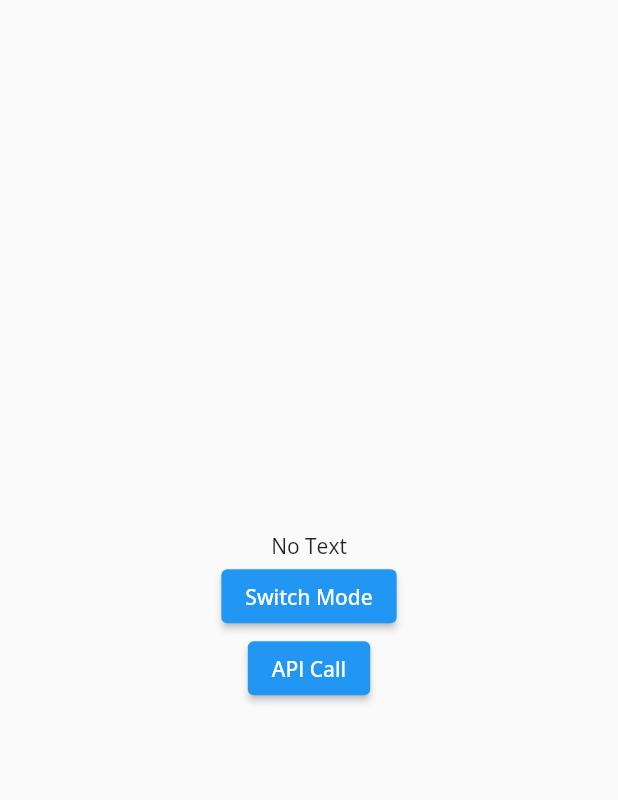
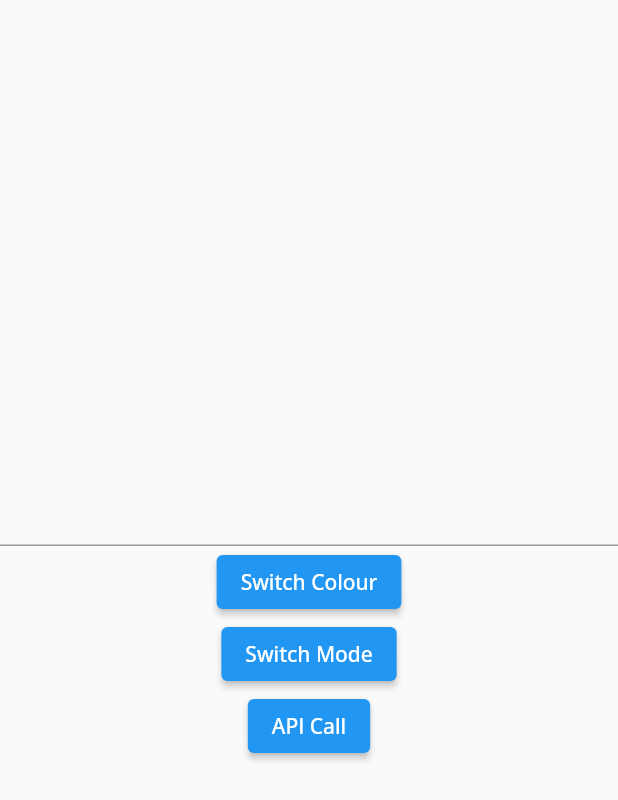
Before and after one commit to hadiyaaamir/khulasa, a Flutter app: the ApiCall screen opened directly, on a phone screen of 412 x 824 dp. Shown: the top 800 px of the screen. Run offline on Flutter 3.47's test engine with Material 2 defaults, Android fonts, the phone set to English and light mode, and no system bars; our stand-ins replace cloud_firestore, firebase_core, flutter_tts, google_fonts; missing offline and left inert: dart:ffi; accounts and stored records are empty; network calls fail.

Commit message:
refining + implementing colour themes

```diff
--- a/lib/Controllers/darkMode.dart
+++ b/lib/Controllers/darkMode.dart
@@ -4,96 +4,41 @@ import 'package:khulasa/constants/colors.dart';
 
 class DarkMode extends ChangeNotifier {
   bool isDarkMode = true;
-  //BLUE
-  // final ColorTheme _darkMode = ColorTheme(
-  //   background: darkBlue,
-  //   primary: lightBlue,
-  //   secondary: blue,
-  //   text: white,
-  //   text2: grey,
-  //   caution: red,
-  // );
 
-  // final ColorTheme _lightMode = ColorTheme(
-  //   background: white,
-  //   primary: veryLightBlue,
-  //   secondary: thoraBlue,
-  //   text: kumDarkBlue,
-  //   text2: lightGrey,
-  //   caution: red,
-  // );
+  final Map<String, ColorTheme> _lightMode = {
+    'green': greenLightMode,
+    'blue': blueLightMode,
+    'orange': orangeLightMode,
+    'neutral': neutralLightMode,
+  };
 
+  final Map<String, ColorTheme> _darkMode = {
+    'green': greenDarkMode,
+    'blue': blueDarkMode,
+    'orange': orangeDarkMode,
+    'neutral': neutralDarkMode,
+  };
 
-  //GREEN
-final ColorTheme _darkMode = ColorTheme(
-    background: darkBlue,
-    primary: lightDarkGreen,
-    secondary: darkGreen,
-    text: white,
-    text2: grey,
-    caution: red,
-  );
+  String _theme = 'green';
+  set theme(String t) {
+    _theme = t;
+    notifyListeners();
+  }
 
-  final ColorTheme _lightMode = ColorTheme(
-    background: white,
-    primary: darkLightGreen,
-    secondary: lightGreen,
-    text: veryDarkGreen,
-    text2: lightGrey,
-    caution: red,
-  );
-  //ORANGE
-  // final ColorTheme _darkMode = ColorTheme(
-  //   background: darkBlue,
-  //   primary: lightDarkOrange,
-  //   secondary: darkOrange,
-  //   text: white,
-  //   text2: grey,
-  //   caution: red,
-  // );
-
-  // final ColorTheme _lightMode = ColorTheme(
-  //   background: white,
-  //   primary: lightOrange,
-  //   secondary: darkLightOrange,
-  //   text: veryDarkOrange,
-  //   text2: lightGrey,
-  //   caution: red,
-  // );
-
-  //NEUTRAL
-  // final ColorTheme _darkMode = ColorTheme(
-  //   background: darkBlue,
-  //   primary: lightDarkBrown,
-  //   secondary: darkBrown,
-  //   text: white,
-  //   text2: grey,
-  //   caution: red,
-  // );
-
-  // final ColorTheme _lightMode = ColorTheme(
-  //   background: white,
-  //   primary: darkLightBrown,
-  //   secondary: lightBrown,
-  //   text: veryDarkBrown,
-  //   text2: lightGrey,
-  //   caution: red,
-  // );
-
-  ColorTheme get mode => isDarkMode ? _darkMode : _lightMode;
+  ColorTheme get mode => isDarkMode
+      ? _darkMode[_theme] ?? greenDarkMode
+      : _lightMode[_theme] ?? greenLightMode;
 
   void toggleMode() {
     isDarkMode = !isDarkMode;
     notifyListeners();
   }
 
-  // void toLightMode() {
-  //   isDarkMode = false;
-  //   notifyListeners();
-  // }
+  List getThemeList() {
+    return _lightMode.keys.toList();
+  }
 
-  // void toDarkMode() {
-  //   isDarkMode = true;
-  //   notifyListeners();
-  // }
+  Map<String, ColorTheme> getThemes() {
+    return isDarkMode ? _darkMode : _lightMode;
+  }
 }
--- a/lib/Views/Options/option.dart
+++ b/lib/Views/Options/option.dart
@@ -24,11 +24,14 @@ class _OptionState extends State<Option> {
   @override
   Widget build(BuildContext context) {
     ColorTheme colors = context.watch<DarkMode>().mode;
+    bool isDarkMode = context.watch<DarkMode>().isDarkMode;
 
     return Scaffold(
       appBar: AppBar(
         title: Text(""),
         backgroundColor: colors.background,
+        foregroundColor: isDarkMode ? colors.text : colors.secondary,
+        elevation: 0,
       ),
       drawer: Drawer(
         child: Draw(),
--- a/lib/Views/RSS/filter.dart
+++ b/lib/Views/RSS/filter.dart
@@ -3,6 +3,7 @@ import 'package:khulasa/Controllers/darkMode.dart';
 import 'package:khulasa/Controllers/dialog.dart';
 import 'package:khulasa/Models/colorTheme.dart';
 import 'package:khulasa/Views/RSS/filterOptions.dart';
+import 'package:khulasa/constants/colors.dart';
 import 'package:khulasa/constants/sizes.dart';
 import 'package:provider/provider.dart';
 
@@ -29,7 +30,7 @@ class _FilterState extends State<Filter> {
           ],
         ),
         child: IconButton(
-          icon: Icon(Icons.filter_list, color: colors.text2),
+          icon: const Icon(Icons.filter_list, color: white),
           onPressed: () {
             // showFilterPopup(context);
 
--- a/lib/Views/RSS/searchbar.dart
+++ b/lib/Views/RSS/searchbar.dart
@@ -30,6 +30,7 @@ class _SearchBarState extends State<SearchBar> {
   @override
   Widget build(BuildContext context) {
     ColorTheme colors = context.watch<DarkMode>().mode;
+    bool isDarkMode = context.watch<DarkMode>().isDarkMode;
 
     if (_searchController.text.isEmpty) {
       widget.setArtList(widget.allArtList);
@@ -83,7 +84,8 @@ class _SearchBarState extends State<SearchBar> {
 
             //borders
             enabledBorder: OutlineInputBorder(
-              borderSide: BorderSide(width: 3, color: colors.secondary),
+              borderSide: BorderSide(
+                  width: isDarkMode ? 1 : 2, color: colors.secondary),
               borderRadius: BorderRadius.circular(30.0),
             ),
             focusedBorder: OutlineInputBorder(
--- a/lib/Views/Saved/saved.dart
+++ b/lib/Views/Saved/saved.dart
@@ -29,11 +29,13 @@ class _SavedState extends State<Saved> {
   @override
   Widget build(BuildContext context) {
     ColorTheme colors = context.watch<DarkMode>().mode;
+    bool isDarkMode = context.watch<DarkMode>().isDarkMode;
 
     return Scaffold(
       appBar: AppBar(
         title: Text(""),
         backgroundColor: colors.background,
+        foregroundColor: isDarkMode ? colors.text : colors.secondary,
       ),
       drawer: Drawer(
         child: Draw(),
--- a/lib/Views/Summary/summary.dart
+++ b/lib/Views/Summary/summary.dart
@@ -21,10 +21,13 @@ class _SummaryState extends State<Summary> {
   @override
   Widget build(BuildContext context) {
     ColorTheme colors = context.watch<DarkMode>().mode;
+    bool isDarkMode = context.watch<DarkMode>().isDarkMode;
     return Scaffold(
       appBar: AppBar(
         title: Text(""),
         backgroundColor: colors.background,
+        foregroundColor: isDarkMode ? colors.text : colors.secondary,
+        elevation: 0,
       ),
       drawer: Drawer(
         child: Draw(),
--- a/lib/Views/apicall.dart
+++ b/lib/Views/apicall.dart
@@ -34,12 +34,23 @@ class _ApiCallState extends State<ApiCall> {
 
   @override
   Widget build(BuildContext context) {
+    TextEditingController _themeController = TextEditingController();
+
     return Scaffold(
       body: Center(
         child: Column(
           mainAxisAlignment: MainAxisAlignment.center,
           children: [
-            Text(text),
+            TextField(controller: _themeController),
+
+            //test color theme
+            ElevatedButton(
+              onPressed: () {
+                //testing theme switch
+                context.read<DarkMode>().theme = _themeController.text;
+              },
+              child: Text('Switch Colour'),
+            ),
 
             //test toggling mode
             ElevatedButton(
--- a/lib/constants/colors.dart
+++ b/lib/constants/colors.dart
@@ -1,4 +1,5 @@
 import 'package:flutter/material.dart';
+import 'package:khulasa/Models/colorTheme.dart';
 
 const Color blue = Color(0xff0C2A36);
 const Color lightBlue = Color(0xff466471);
@@ -9,7 +10,7 @@ const Color red = Color(0xffA46666);
 const Color white = Color.fromRGBO(255, 255, 255, 1);
 
 //light theme specific palette
-const Color veryLightBlue =Color(0xffe1eef2);
+const Color veryLightBlue = Color(0xffe1eef2);
 const Color thoraBlue = Color(0xff3a7690);
 const Color darkGrey = Color(0xff2f2e2e);
 const Color kumDarkBlue = Color(0xff123f53);
@@ -17,37 +18,108 @@ const Color lightGrey = Color(0xff565454);
 const Color bohatLightGrey = Color(0xfff5f7f7);
 //button color
 
-
-
 //orange
 
-const Color darkOrange =Color(0xffb13622);
+const Color darkOrange = Color(0xffb13622);
 const Color lightDarkOrange = Color(0xffab6e63);
 
-const Color lightOrange =Color(0xffecc8c2);
+const Color lightOrange = Color(0xffecc8c2);
 const Color darkLightOrange = Color(0xffdf6e5b);
 
 const Color veryDarkOrange = Color(0xff390b04);
 
-
-
 //green
-const Color darkGreen =Color(0xff059f95);
+const Color darkGreen = Color(0xff059f95);
 const Color lightDarkGreen = Color(0xff045958);
 
-const Color lightGreen =Color(0xff209d95);
+const Color lightGreen = Color(0xff209d95);
 const Color darkLightGreen = Color(0xffc1e3e1);
 
 const Color veryDarkGreen = Color(0xff02413d);
 
-
-
-
 //neutral
-const Color darkBrown =Color(0xff661f1f);
+const Color darkBrown = Color(0xff661f1f);
 const Color lightDarkBrown = Color(0xff714242);
 
-const Color lightBrown =Color(0xffa46666);
+const Color lightBrown = Color(0xffa46666);
 const Color darkLightBrown = Color(0xffd1b2b2);
 
 const Color veryDarkBrown = Color(0xff390101);
+
+// --------- colour themes --------- \\
+
+//GREEN
+ColorTheme greenDarkMode = ColorTheme(
+  background: darkBlue,
+  primary: lightDarkGreen,
+  secondary: darkGreen,
+  text: white,
+  text2: grey,
+  caution: red,
+);
+
+final ColorTheme greenLightMode = ColorTheme(
+  background: white,
+  primary: darkLightGreen,
+  secondary: lightGreen,
+  text: veryDarkGreen,
+  text2: lightGrey,
+  caution: red,
+);
+
+//BLUE
+ColorTheme blueDarkMode = ColorTheme(
+  background: darkBlue,
+  primary: lightBlue,
+  secondary: blue,
+  text: white,
+  text2: grey,
+  caution: red,
+);
+
+ColorTheme blueLightMode = ColorTheme(
+  background: white,
+  primary: veryLightBlue,
+  secondary: thoraBlue,
+  text: kumDarkBlue,
+  text2: lightGrey,
+  caution: red,
+);
+
+//ORANGE
+ColorTheme orangeDarkMode = ColorTheme(
+  background: darkBlue,
+  primary: lightDarkOrange,
+  secondary: darkOrange,
+  text: white,
+  text2: grey,
+  caution: red,
+);
+
+ColorTheme orangeLightMode = ColorTheme(
+  background: white,
+  primary: lightOrange,
+  secondary: darkLightOrange,
+  text: veryDarkOrange,
+  text2: lightGrey,
+  caution: red,
+);
+
+//NEUTRAL
+ColorTheme neutralDarkMode = ColorTheme(
+  background: darkBlue,
+  primary: lightDarkBrown,
+  secondary: darkBrown,
+  text: white,
+  text2: grey,
+  caution: red,
+);
+
+ColorTheme neutralLightMode = ColorTheme(
+  background: white,
+  primary: darkLightBrown,
+  secondary: lightBrown,
+  text: veryDarkBrown,
+  text2: lightGrey,
+  caution: red,
+);
```
Also changed, not shown: lib/Controllers/RSS/articleprovider.dart (+5 -5 lines), lib/Views/RSS/article.dart (+6 -1 lines), lib/Views/RSS/rssFeed.dart (+23 -6 lines), lib/main.dart (+14 -15 lines).
